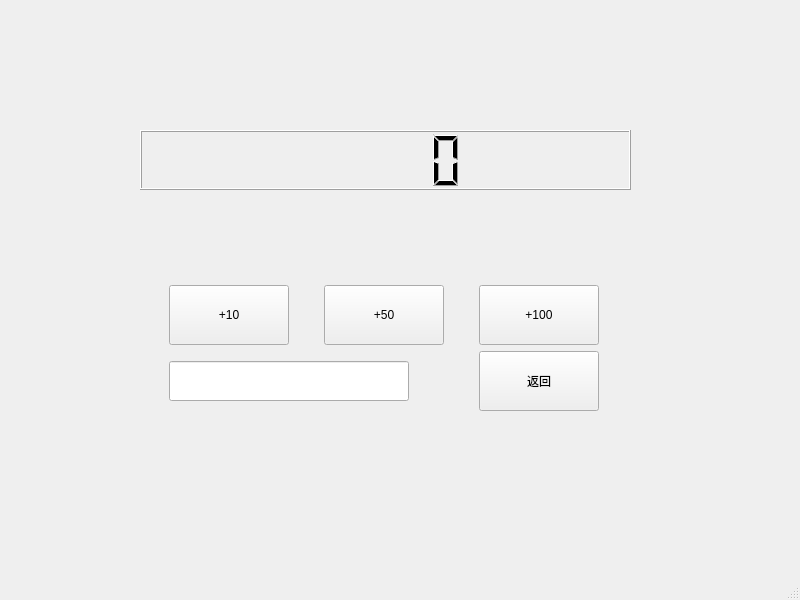
Qt form mainCode/balance.ui (CarlosDJY/QtBasedGroupWork) before a commit.
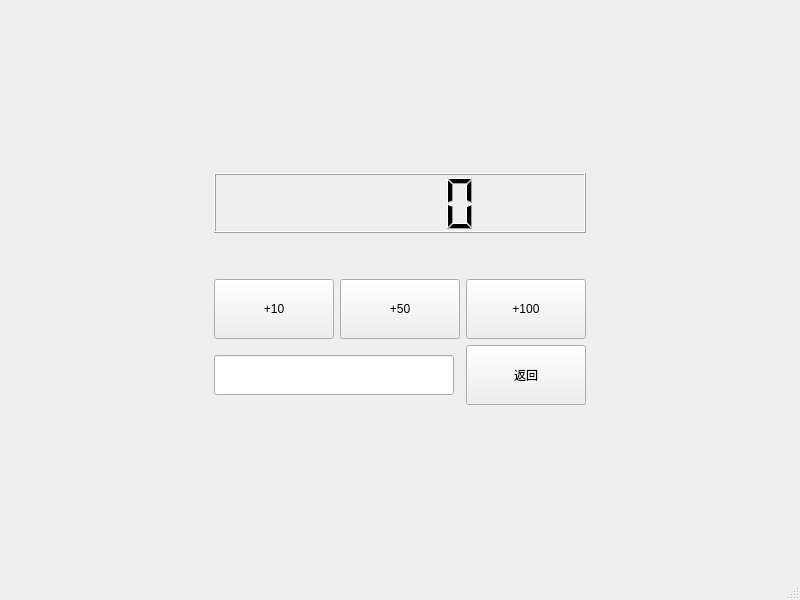
The same form after that commit.

```diff
--- a/mainCode/balance.ui
+++ b/mainCode/balance.ui
@@ -14,15 +14,62 @@
    <string>MainWindow</string>
   </property>
   <widget class="QWidget" name="centralwidget">
-   <widget class="QWidget" name="">
-    <property name="geometry">
-     <rect>
-      <x>140</x>
-      <y>130</y>
-      <width>491</width>
-      <height>281</height>
-     </rect>
-    </property>
+   <layout class="QVBoxLayout" name="verticalLayout">
+    <item>
+     <layout class="QGridLayout" name="gridLayout_2">
+      <item row="1" column="2">
+       <spacer name="horizontalSpacer_2">
+        <property name="orientation">
+         <enum>Qt::Horizontal</enum>
+        </property>
+        <property name="sizeHint" stdset="0">
+         <size>
+          <width>40</width>
+          <height>20</height>
+         </size>
+        </property>
+       </spacer>
+      </item>
+      <item row="2" column="1">
+       <spacer name="verticalSpacer_3">
+        <property name="orientation">
+         <enum>Qt::Vertical</enum>
+        </property>
+        <property name="sizeHint" stdset="0">
+         <size>
+          <width>20</width>
+          <height>40</height>
+         </size>
+        </property>
+       </spacer>
+      </item>
+      <item row="0" column="1">
+       <spacer name="verticalSpacer_2">
+        <property name="orientation">
+         <enum>Qt::Vertical</enum>
+        </property>
+        <property name="sizeHint" stdset="0">
+         <size>
+          <width>20</width>
+          <height>40</height>
+         </size>
+        </property>
+       </spacer>
+      </item>
+      <item row="1" column="0">
+       <spacer name="horizontalSpacer">
+        <property name="orientation">
+         <enum>Qt::Horizontal</enum>
+        </property>
+        <property name="sizeHint" stdset="0">
+         <size>
+          <width>40</width>
+          <height>20</height>
+         </size>
+        </property>
+       </spacer>
+      </item>
+      <item row="1" column="1">
     <layout class="QVBoxLayout" name="verticalLayout_2">
      <item>
       <widget class="QLCDNumber" name="BalanceNum">
@@ -144,7 +191,10 @@
       </layout>
      </item>
     </layout>
-   </widget>
+      </item>
+     </layout>
+    </item>
+   </layout>
   </widget>
   <widget class="QMenuBar" name="menubar">
    <property name="geometry">
```
Lines whose indentation alone changed are shown as unchanged.
